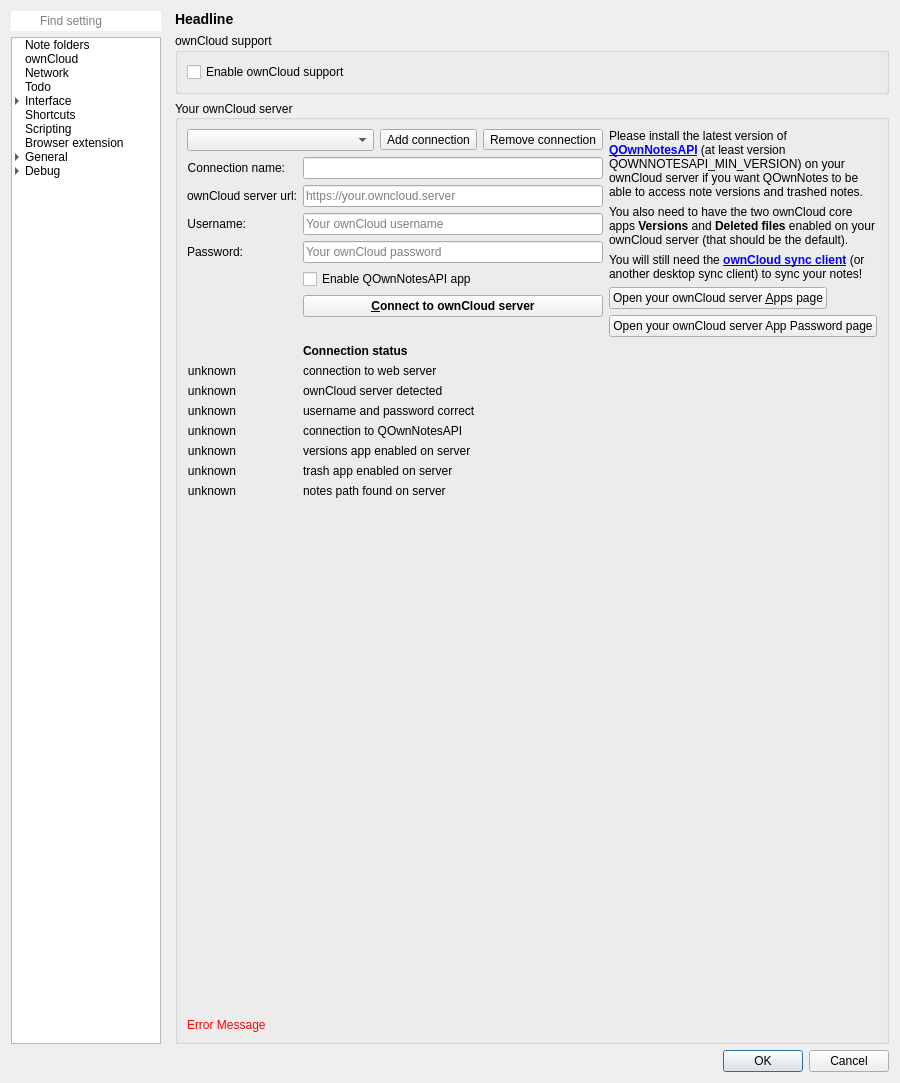
Above: src/dialogs/settingsdialog.ui from pbek/QOwnNotes before the change. Below: the same form after it.
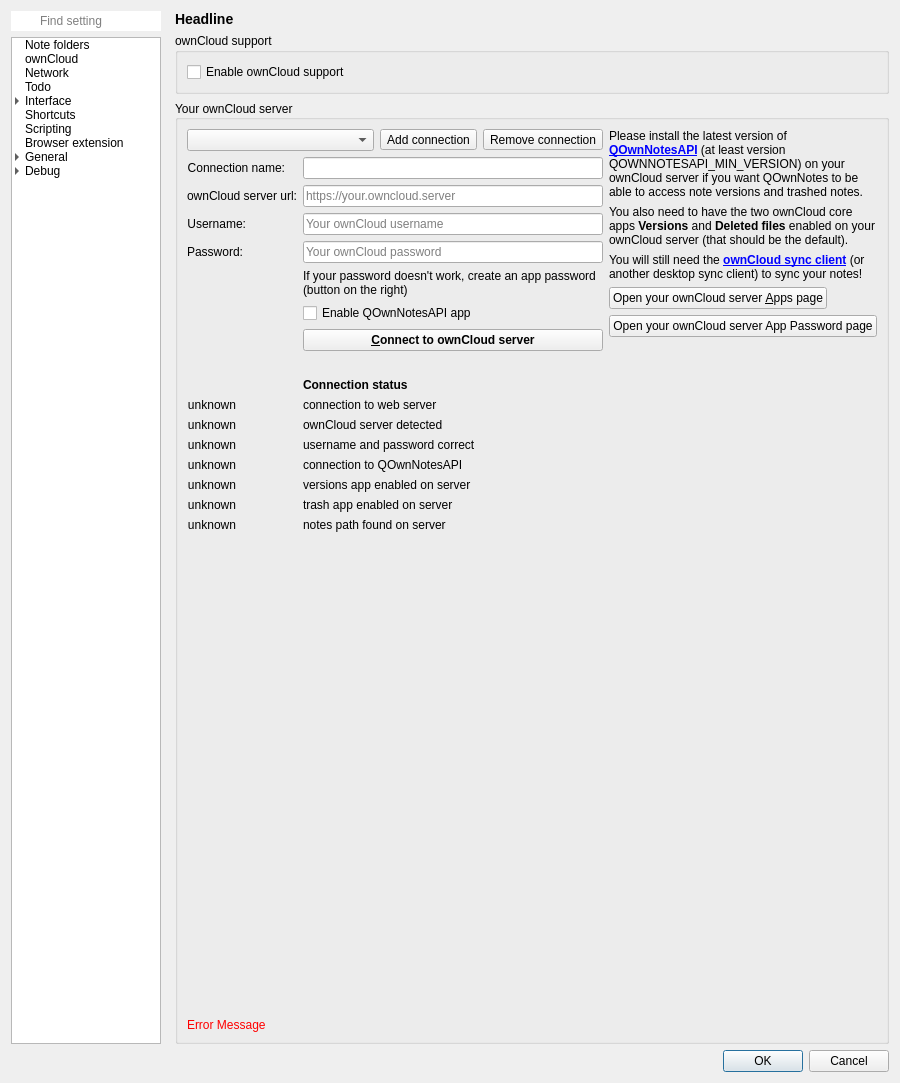
That is the form after the change. Icons and pictures are not drawn. Custom widgets are drawn as their Qt base class.

Commit message: Add note about creating an app password in the settings

The edit to the form file:
```diff
--- a/src/dialogs/settingsdialog.ui
+++ b/src/dialogs/settingsdialog.ui
@@ -1193,7 +1193,7 @@
                     </property>
                    </widget>
                   </item>
-                  <item row="8" column="1">
+                  <item row="9" column="1">
                    <widget class="QPushButton" name="connectButton">
                     <property name="sizePolicy">
                      <sizepolicy hsizetype="Minimum" vsizetype="Fixed">
@@ -1222,7 +1222,7 @@
                     </property>
                    </widget>
                   </item>
-                  <item row="10" column="1">
+                  <item row="11" column="1">
                    <widget class="QLabel" name="okLabelStatus">
                     <property name="sizePolicy">
                      <sizepolicy hsizetype="Preferred" vsizetype="Fixed">
@@ -1238,7 +1238,7 @@
                     </property>
                    </widget>
                   </item>
-                  <item row="11" column="0">
+                  <item row="12" column="0">
                    <widget class="QLabel" name="ok1Label">
                     <property name="text">
                      <string>unknown</string>
@@ -1248,14 +1248,14 @@
                     </property>
                    </widget>
                   </item>
-                  <item row="11" column="1">
+                  <item row="12" column="1">
                    <widget class="QLabel" name="check1Label">
                     <property name="text">
                      <string>connection to web server</string>
                     </property>
                    </widget>
                   </item>
-                  <item row="12" column="0">
+                  <item row="13" column="0">
                    <widget class="QLabel" name="ok2Label">
                     <property name="text">
                      <string>unknown</string>
@@ -1265,14 +1265,14 @@
                     </property>
                    </widget>
                   </item>
-                  <item row="12" column="1">
+                  <item row="13" column="1">
                    <widget class="QLabel" name="check2Label">
                     <property name="text">
                      <string>ownCloud server detected</string>
                     </property>
                    </widget>
                   </item>
-                  <item row="13" column="0">
+                  <item row="14" column="0">
                    <widget class="QLabel" name="ok3Label">
                     <property name="text">
                      <string>unknown</string>
@@ -1282,14 +1282,14 @@
                     </property>
                    </widget>
                   </item>
-                  <item row="13" column="1">
+                  <item row="14" column="1">
                    <widget class="QLabel" name="check3Label">
                     <property name="text">
                      <string>username and password correct</string>
                     </property>
                    </widget>
                   </item>
-                  <item row="14" column="0">
+                  <item row="15" column="0">
                    <widget class="QLabel" name="ok4Label">
                     <property name="text">
                      <string>unknown</string>
@@ -1299,14 +1299,14 @@
                     </property>
                    </widget>
                   </item>
-                  <item row="14" column="1">
+                  <item row="15" column="1">
                    <widget class="QLabel" name="check4Label">
                     <property name="text">
                      <string>connection to QOwnNotesAPI</string>
                     </property>
                    </widget>
                   </item>
-                  <item row="15" column="0">
+                  <item row="16" column="0">
                    <widget class="QLabel" name="ok6Label">
                     <property name="text">
                      <string>unknown</string>
@@ -1316,14 +1316,14 @@
                     </property>
                    </widget>
                   </item>
-                  <item row="15" column="1">
+                  <item row="16" column="1">
                    <widget class="QLabel" name="check6Label">
                     <property name="text">
                      <string>versions app enabled on server</string>
                     </property>
                    </widget>
                   </item>
-                  <item row="16" column="0">
+                  <item row="17" column="0">
                    <widget class="QLabel" name="ok7Label">
                     <property name="text">
                      <string>unknown</string>
@@ -1333,14 +1333,14 @@
                     </property>
                    </widget>
                   </item>
-                  <item row="16" column="1">
+                  <item row="17" column="1">
                    <widget class="QLabel" name="check7Label">
                     <property name="text">
                      <string>trash app enabled on server</string>
                     </property>
                    </widget>
                   </item>
-                  <item row="17" column="0">
+                  <item row="18" column="0">
                    <widget class="QLabel" name="ok8Label">
                     <property name="text">
                      <string>unknown</string>
@@ -1350,14 +1350,14 @@
                     </property>
                    </widget>
                   </item>
-                  <item row="17" column="1">
+                  <item row="18" column="1">
                    <widget class="QLabel" name="check8Label">
                     <property name="text">
                      <string>notes path found on server</string>
                     </property>
                    </widget>
                   </item>
-                  <item row="18" column="1">
+                  <item row="19" column="1">
                    <spacer name="verticalSpacer_2">
                     <property name="orientation">
                      <enum>Qt::Vertical</enum>
@@ -1370,7 +1370,7 @@
                     </property>
                    </spacer>
                   </item>
-                  <item row="9" column="1">
+                  <item row="10" column="1">
                    <spacer name="verticalSpacer_18">
                     <property name="orientation">
                      <enum>Qt::Vertical</enum>
@@ -1386,13 +1386,29 @@
                     </property>
                    </spacer>
                   </item>
-                  <item row="7" column="1">
+                  <item row="8" column="1">
                    <widget class="QCheckBox" name="appQOwnNotesAPICheckBox">
                     <property name="text">
                      <string>Enable QOwnNotesAPI app</string>
                     </property>
                    </widget>
                   </item>
+                  <item row="7" column="1">
+                   <widget class="QLabel" name="label_8">
+                    <property name="sizePolicy">
+                     <sizepolicy hsizetype="MinimumExpanding" vsizetype="Fixed">
+                      <horstretch>0</horstretch>
+                      <verstretch>0</verstretch>
+                     </sizepolicy>
+                    </property>
+                    <property name="text">
+                     <string>If your password doesn't work, create an app password (button on the right)</string>
+                    </property>
+                    <property name="wordWrap">
+                     <bool>true</bool>
+                    </property>
+                   </widget>
+                  </item>
                  </layout>
                 </item>
                </layout>
```
The commit also changes 64 other files.
